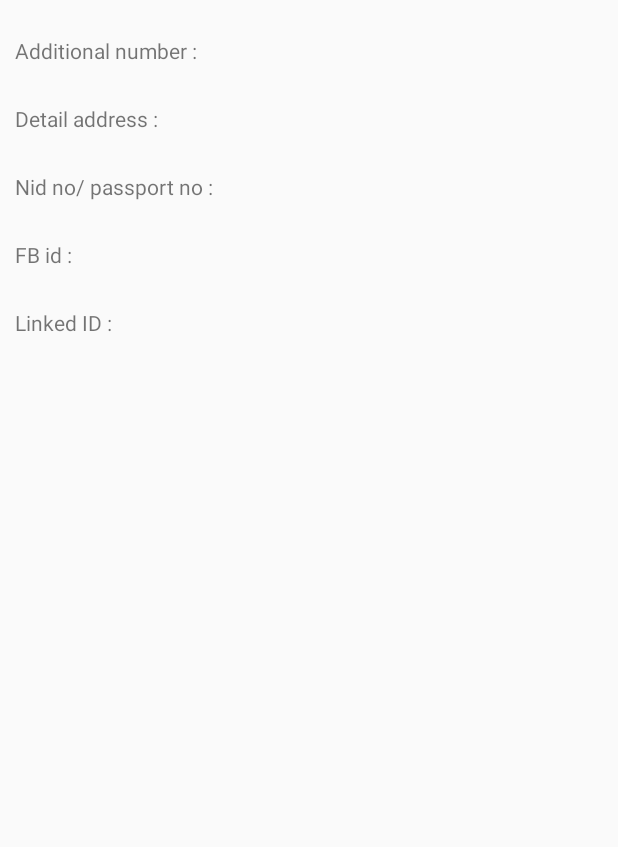
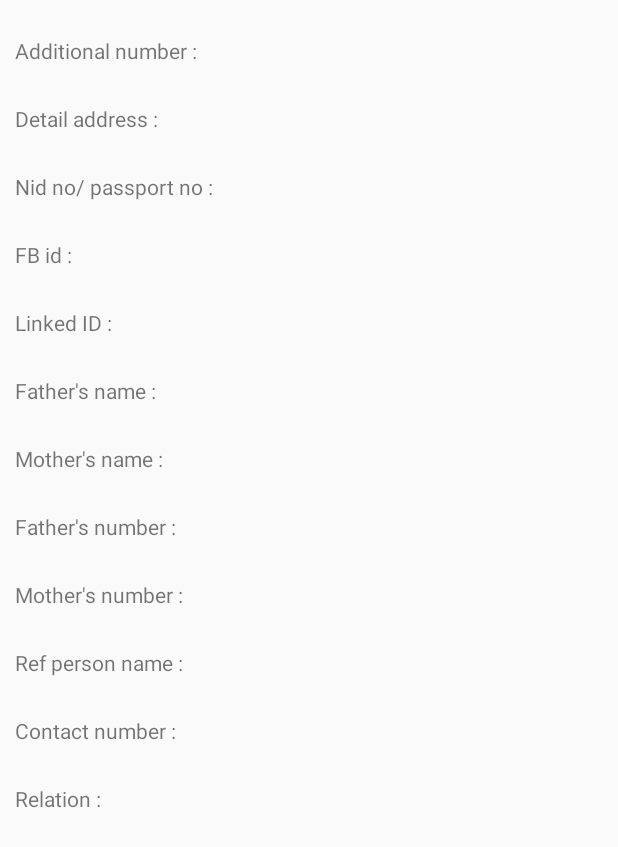
Before and after one commit to detryo/tutor_center, an Android app: the layout user_profile_personal_info_layout.xml on its own in the app's theme, with its tools: preview values and no code run, on a phone screen of 412 x 824 dp. Shown: the top 847 px of the screen. Run offline under Robolectric (Android 15) with nearby library versions, the phone set to English and light mode, and no system bars.

Commit message:
personal info added

```diff
--- a/app/src/main/res/layout/user_profile_personal_info_layout.xml
+++ b/app/src/main/res/layout/user_profile_personal_info_layout.xml
@@ -119,6 +119,159 @@
 
         </LinearLayout>
 
+        <LinearLayout
+            android:layout_width="match_parent"
+            android:layout_height="wrap_content"
+            android:orientation="horizontal">
+
+            <TextView
+                android:layout_width="wrap_content"
+                android:layout_height="wrap_content"
+                android:text="Father's name : " />
+
+            <TextView
+                android:id="@+id/father_name_text_view_id"
+                android:layout_width="match_parent"
+                android:layout_height="wrap_content" />
+
+            <EditText
+                android:id="@+id/father_name_edit_view_id"
+                android:layout_width="match_parent"
+                android:layout_height="wrap_content" />
+
+        </LinearLayout>
+
+        <LinearLayout
+            android:layout_width="match_parent"
+            android:layout_height="wrap_content"
+            android:orientation="horizontal">
+
+            <TextView
+                android:layout_width="wrap_content"
+                android:layout_height="wrap_content"
+                android:text="Mother's name : " />
+
+            <TextView
+                android:id="@+id/mother_name_text_view_id"
+                android:layout_width="match_parent"
+                android:layout_height="wrap_content" />
+
+            <EditText
+                android:id="@+id/mother_name_edit_view_id"
+                android:layout_width="match_parent"
+                android:layout_height="wrap_content" />
+
+        </LinearLayout>
+
+        <LinearLayout
+            android:layout_width="match_parent"
+            android:layout_height="wrap_content"
+            android:orientation="horizontal">
+
+            <TextView
+                android:layout_width="wrap_content"
+                android:layout_height="wrap_content"
+                android:text="Father's number : " />
+
+            <TextView
+                android:id="@+id/father_number_text_view_id"
+                android:layout_width="match_parent"
+                android:layout_height="wrap_content" />
+
+            <EditText
+                android:id="@+id/father_number_edit_view_id"
+                android:layout_width="match_parent"
+                android:layout_height="wrap_content" />
+
+        </LinearLayout>
+
+        <LinearLayout
+            android:layout_width="match_parent"
+            android:layout_height="wrap_content"
+            android:orientation="horizontal">
+
+            <TextView
+                android:layout_width="wrap_content"
+                android:layout_height="wrap_content"
+                android:text="Mother's number : " />
+
+            <TextView
+                android:id="@+id/mother_number_text_view_id"
+                android:layout_width="match_parent"
+                android:layout_height="wrap_content" />
+
+            <EditText
+                android:id="@+id/mother_number_edit_view_id"
+                android:layout_width="match_parent"
+                android:layout_height="wrap_content" />
+
+        </LinearLayout>
+
+        <LinearLayout
+            android:layout_width="match_parent"
+            android:layout_height="wrap_content"
+            android:orientation="horizontal">
+
+            <TextView
+                android:layout_width="wrap_content"
+                android:layout_height="wrap_content"
+                android:text="Ref person name : " />
+
+            <TextView
+                android:id="@+id/ref_person_name_text_view_id"
+                android:layout_width="match_parent"
+                android:layout_height="wrap_content" />
+
+            <EditText
+                android:id="@+id/ref_person_name_edit_view_id"
+                android:layout_width="match_parent"
+                android:layout_height="wrap_content" />
+
+        </LinearLayout>
+
+        <LinearLayout
+            android:layout_width="match_parent"
+            android:layout_height="wrap_content"
+            android:orientation="horizontal">
+
+            <TextView
+                android:layout_width="wrap_content"
+                android:layout_height="wrap_content"
+                android:text="Contact number : " />
+
+            <TextView
+                android:id="@+id/contact_number_text_view_id"
+                android:layout_width="match_parent"
+                android:layout_height="wrap_content" />
+
+            <EditText
+                android:id="@+id/contact_number_edit_view_id"
+                android:layout_width="match_parent"
+                android:layout_height="wrap_content" />
+
+        </LinearLayout>
+
+        <LinearLayout
+            android:layout_width="match_parent"
+            android:layout_height="wrap_content"
+            android:orientation="horizontal">
+
+            <TextView
+                android:layout_width="wrap_content"
+                android:layout_height="wrap_content"
+                android:text="Relation : " />
+
+            <TextView
+                android:id="@+id/relation_text_view_id"
+                android:layout_width="match_parent"
+                android:layout_height="wrap_content" />
+
+            <EditText
+                android:id="@+id/relation_edit_view_id"
+                android:layout_width="match_parent"
+                android:layout_height="wrap_content" />
+
+        </LinearLayout>
 
     </LinearLayout>
 
```
